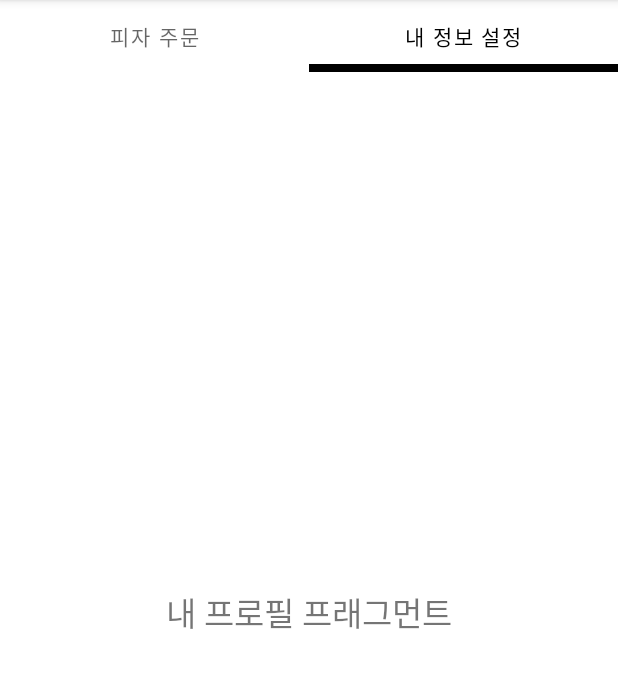
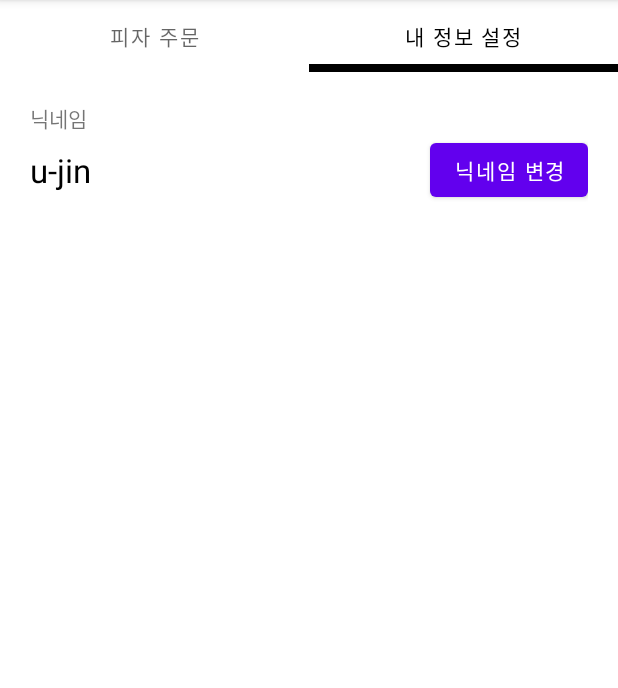
Before and after one commit to ujin-Bang/DeliveryOrder_20220528, an Android app: the screen it shows after launch (MainActivity), tab 2 chosen, on a phone screen of 412 x 824 dp, the part 84-772 px from its top. Run offline under Robolectric (Android 15) with nearby library versions, the phone set to English and light mode, and no system bars; our stand-ins replace data binding; pictures from the network do not load.

Commit message:
내 정보설정 프래그먼트 UI 작업

```diff
--- a/app/src/main/res/layout/fragment_my_profil.xml
+++ b/app/src/main/res/layout/fragment_my_profil.xml
@@ -3,14 +3,40 @@
     <LinearLayout xmlns:android="http://schemas.android.com/apk/res/android"
         android:layout_width="match_parent"
         android:orientation="vertical"
-        android:gravity="center"
+        android:padding="20dp"
         android:layout_height="match_parent">
 
         <TextView
             android:layout_width="wrap_content"
             android:layout_height="wrap_content"
-            android:text="내 프로필 프래그먼트"
-            android:textSize="22dp"/>
+            android:text="닉네임"/>
+
+        <LinearLayout
+            android:layout_width="match_parent"
+            android:layout_height="wrap_content"
+            android:gravity="center_vertical"
+            android:orientation="horizontal">
+
+            <TextView
+                android:layout_width="wrap_content"
+                android:layout_height="wrap_content"
+                android:textSize="22sp"
+                android:textColor="@color/black"
+                android:text="u-jin"/>
+
+            <TextView
+                android:layout_width="0dp"
+                android:layout_weight="1"
+                android:layout_height="wrap_content"/>
+
+
+            <Button
+                android:layout_width="wrap_content"
+                android:layout_height="wrap_content"
+                android:text="닉네임 변경"/>
+
+        </LinearLayout>
+
 
     </LinearLayout>
 </layout>
```
